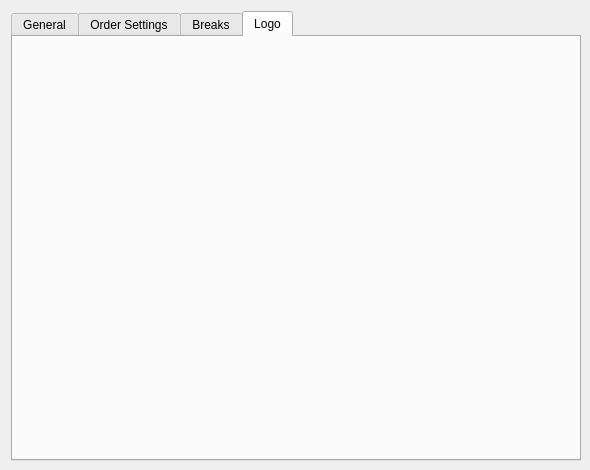
Old version of the form rave/Traffik/setupform.ui in the repository pgathogo/raven.
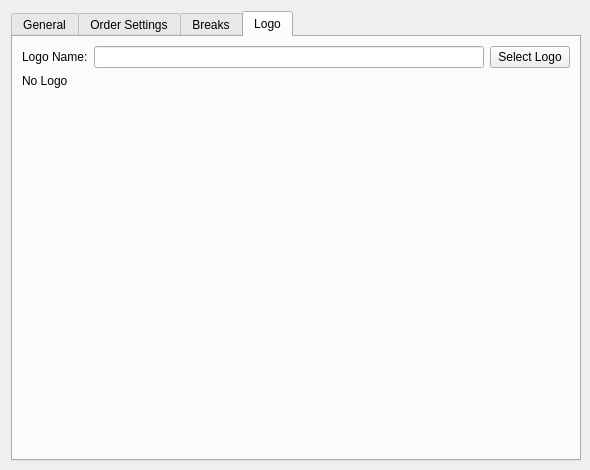
New version of the form. The open tabs and pages were chosen to show the change.

What changed in the file:
```diff
--- a/rave/Traffik/setupform.ui
+++ b/rave/Traffik/setupform.ui
@@ -461,6 +461,49 @@
       <attribute name="title">
        <string>Logo</string>
       </attribute>
+      <layout class="QVBoxLayout" name="verticalLayout_6">
+       <item>
+        <layout class="QHBoxLayout" name="horizontalLayout_4">
+         <item>
+          <widget class="QLabel" name="label_20">
+           <property name="text">
+            <string>Logo Name:</string>
+           </property>
+          </widget>
+         </item>
+         <item>
+          <widget class="QLineEdit" name="edtLogo"/>
+         </item>
+         <item>
+          <widget class="QPushButton" name="btnLogo">
+           <property name="text">
+            <string>Select Logo</string>
+           </property>
+          </widget>
+         </item>
+        </layout>
+       </item>
+       <item>
+        <widget class="QLabel" name="lblLogo">
+         <property name="text">
+          <string>No Logo</string>
+         </property>
+        </widget>
+       </item>
+       <item>
+        <spacer name="verticalSpacer_3">
+         <property name="orientation">
+          <enum>Qt::Orientation::Vertical</enum>
+         </property>
+         <property name="sizeHint" stdset="0">
+          <size>
+           <width>20</width>
+           <height>339</height>
+          </size>
+         </property>
+        </spacer>
+       </item>
+      </layout>
      </widget>
     </widget>
    </item>
```
Left out of the diff: 18 changed lines with no effect on the pictures.
